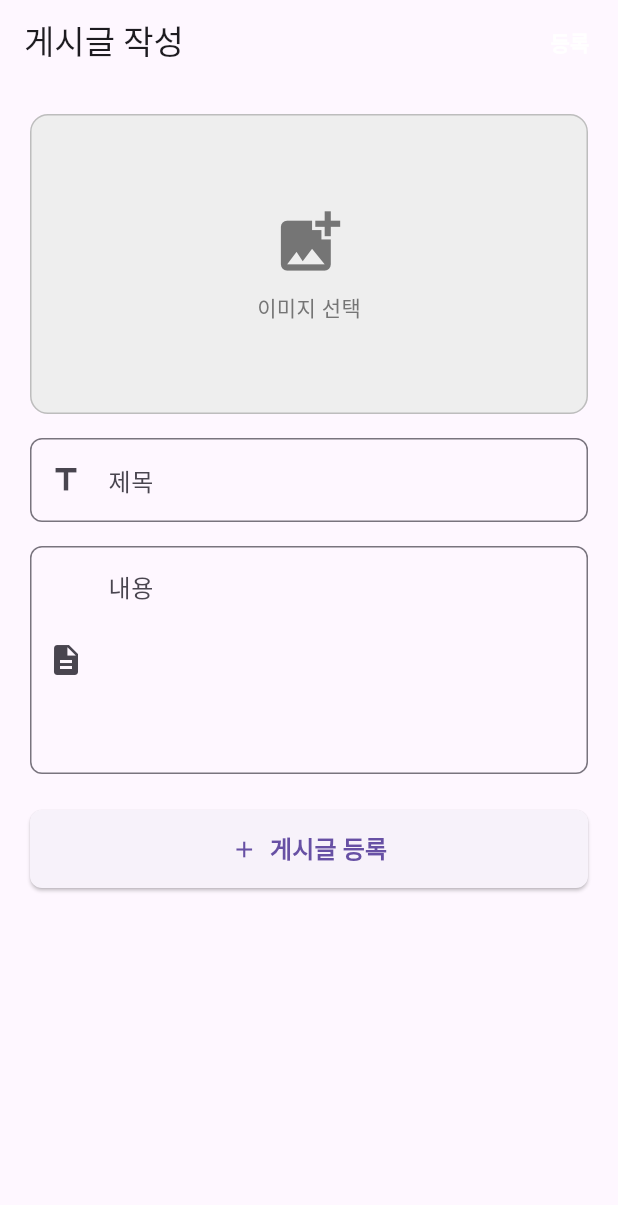
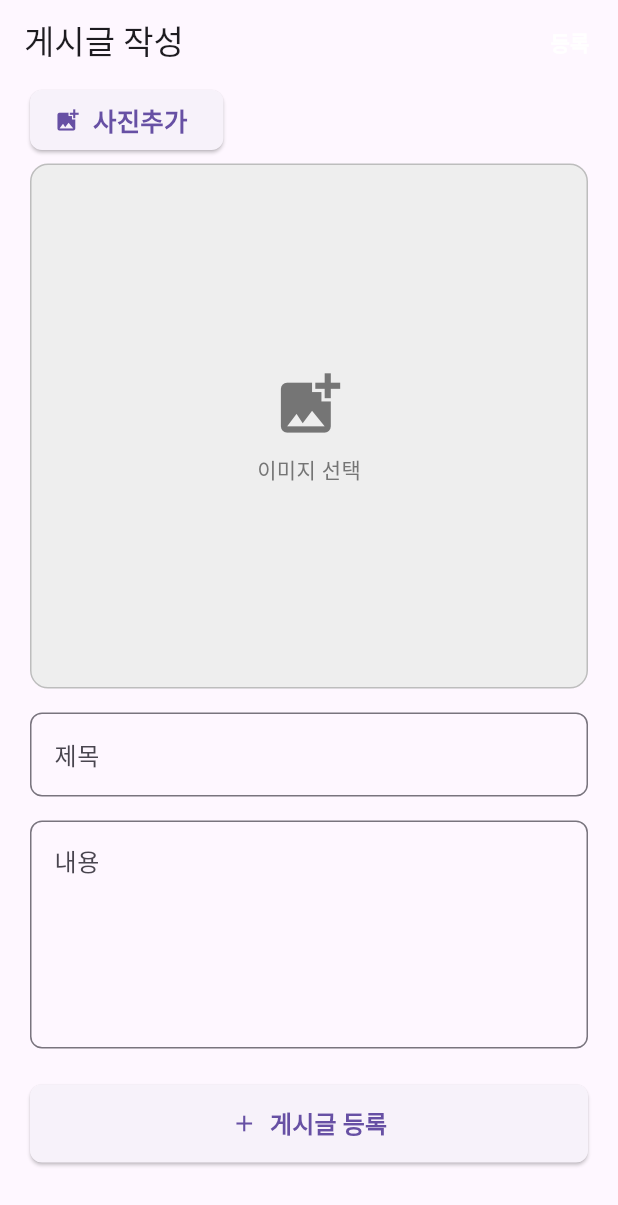
Before and after one commit to seolaox/pangpang_app, a Flutter app: the HomeDetailView screen opened by its route, on a phone screen of 412 x 824 dp. Shown: the top 1205 px of the screen. Run offline on Flutter 3.47's test engine with Material 3 defaults, Android fonts, the light colour scheme and no system bars; our stand-ins replace cached_network_image, carousel_slider, dio, flutter_dotenv, flutter_riverpod, flutter_screenutil and 4 more; accounts and stored records are empty; Roboto replaces fonts that are missing (omyu-pretty).

Commit message:
일부수정

```diff
--- a/lib/ui/screen/home_detail_view.dart
+++ b/lib/ui/screen/home_detail_view.dart
@@ -31,10 +31,13 @@ class _HomeCreateViewState extends ConsumerState<HomeDetailView> {
 
     if (widget.initialImages != null && widget.initialImages!.isNotEmpty) {
       Future.microtask(() {
-        ref.read(imageListProvider.notifier).setImages(widget.initialImages!.cast<dynamic>());
+        ref
+            .read(imageListProvider.notifier)
+            .setImages(widget.initialImages!.cast<dynamic>());
 
         if (widget.post != null) {
-          ref.read(thumbnailIndexProvider.notifier).state = widget.post!.pthumbnailIndex;
+          ref.read(thumbnailIndexProvider.notifier).state =
+              widget.post!.pthumbnailIndex;
         } else if (widget.initialThumbnail != null) {
           final idx = widget.initialImages!.indexOf(widget.initialThumbnail!);
           ref.read(thumbnailIndexProvider.notifier).state = idx == -1 ? 0 : idx;
@@ -53,8 +56,7 @@ class _HomeCreateViewState extends ConsumerState<HomeDetailView> {
   Future<void> _pickImages() async {
     final picker = ImagePicker();
     final picked = await picker.pickMultiImage();
-    if (picked == null) return;
-    ref.read(imageListProvider.notifier).clear();
+    if (picked == null || picked.isEmpty) return;
     for (final xfile in picked.take(5)) {
       ref.read(imageListProvider.notifier).addImage(File(xfile.path));
     }
@@ -94,7 +96,9 @@ for (var img in images) {
     final data = FormData();
     data.fields.add(MapEntry("pname", _titleCtrl.text));
     data.fields.add(MapEntry("pdate", DateTime.now().toIso8601String()));
-data.fields.add(MapEntry("pcontents", jsonEncode({"text": _bodyCtrl.text})));
+    data.fields.add(
+      MapEntry("pcontents", jsonEncode({"text": _bodyCtrl.text})),
+    );
     data.fields.add(MapEntry("pauthor", widget.post?.pauthor ?? "me"));
 
     // 이미지 추가
@@ -102,7 +106,6 @@ for (final file in multipartFiles) {
       data.files.add(MapEntry("images", file));
     }
 
-// ▼▼ 이 부분 꼭 추가 ▼▼
     data.fields.add(MapEntry("thumbnail_index", thumbnailIdx.toString()));
 
     // // 모든 이미지를 images 필드로 전송
@@ -149,15 +152,26 @@ data.fields.add(MapEntry("thumbnail_index", thumbnailIdx.toString()));
         ],
       ),
       body: SingleChildScrollView(
-        padding: EdgeInsets.all(20),
+        padding: EdgeInsets.only(right: 20, left: 20),
         child: Column(
+          crossAxisAlignment: CrossAxisAlignment.start,
           children: [
+            ElevatedButton.icon(
+              onPressed: _pickImages, // 원하는 함수 연결
+              icon: Icon(Icons.add_photo_alternate), // 아이콘 지정
+              label: Text('사진추가', style: TextStyle(fontSize: 17, fontWeight: FontWeight.bold)), // 버튼 텍스트
+              style: ElevatedButton.styleFrom(
+                // minimumSize: Size(double.infinity, 52),
+                shape: RoundedRectangleBorder(
+                  borderRadius: BorderRadius.circular(8),
+                ),
+              ),
+            ),
+            SizedBox(height: 5,),
             // 메인 썸네일 표시 영역
-            GestureDetector(
-              onTap: _pickImages,
-              child: Container(
+            Container(
               width: double.infinity,
-                height: 200,
+              height: 350,
               decoration: BoxDecoration(
                 color: Colors.grey[200],
                 borderRadius: BorderRadius.circular(12),
@@ -189,17 +203,16 @@ data.fields.add(MapEntry("thumbnail_index", thumbnailIdx.toString()));
                                     ? Image.file(
                                       images[thumbnailIdx] as File,
                                       width: double.infinity,
-                                        height: 200,
+                                      height: 350,
                                       fit: BoxFit.cover,
                                     )
                                     : Image.network(
                                       images[thumbnailIdx] as String,
                                       width: double.infinity,
-                                        height: 200,
+                                      height: 350,
                                       fit: BoxFit.cover,
                                       errorBuilder:
-                                            (context, error, stack) =>
-                                                Container(
+                                          (context, error, stack) => Container(
                                             color: Colors.grey[300],
                                             child: Icon(
                                               Icons.broken_image,
@@ -243,27 +256,26 @@ data.fields.add(MapEntry("thumbnail_index", thumbnailIdx.toString()));
                             ),
                           ),
                           // 이미지 추가 버튼
-                            Positioned(
-                              left: 10,
-                              top: 10,
-                              child: GestureDetector(
-                                onTap: _pickImages,
-                                child: Container(
-                                  padding: EdgeInsets.all(8),
-                                  decoration: BoxDecoration(
-                                    color: Colors.black54,
-                                    borderRadius: BorderRadius.circular(20),
-                                  ),
-                                  child: Icon(
-                                    Icons.add_photo_alternate,
-                                    color: Colors.white,
-                                    size: 20,
-                                  ),
-                                ),
-                              ),
-                            ),
+                          // Positioned(
+                          //   left: 10,
+                          //   top: 10,
+                          //   child: GestureDetector(
+                          //     onTap: _pickImages,
+                          //     child: Container(
+                          //       padding: EdgeInsets.all(8),
+                          //       decoration: BoxDecoration(
+                          //         color: Colors.black54,
+                          //         borderRadius: BorderRadius.circular(20),
+                          //       ),
+                          //       child: Icon(
+                          //         Icons.add_photo_alternate,
+                          //         color: Colors.white,
+                          //         size: 20,
+                          //       ),
+                          //     ),
+                          //   ),
+                          // ),
                         ],
-                        ),
                       ),
             ),
             SizedBox(height: 16),
@@ -456,7 +468,6 @@ data.fields.add(MapEntry("thumbnail_index", thumbnailIdx.toString()));
                       border: OutlineInputBorder(
                         borderRadius: BorderRadius.circular(8),
                       ),
-                      prefixIcon: Icon(Icons.title),
                     ),
                     validator:
                         (v) => (v == null || v.isEmpty) ? '제목을 입력하세요' : null,
@@ -469,7 +480,6 @@ data.fields.add(MapEntry("thumbnail_index", thumbnailIdx.toString()));
                       border: OutlineInputBorder(
                         borderRadius: BorderRadius.circular(8),
                       ),
-                      prefixIcon: Icon(Icons.description),
                       alignLabelWithHint: true,
                     ),
                     minLines: 5,
```
Lines whose indentation alone changed are shown as unchanged.
